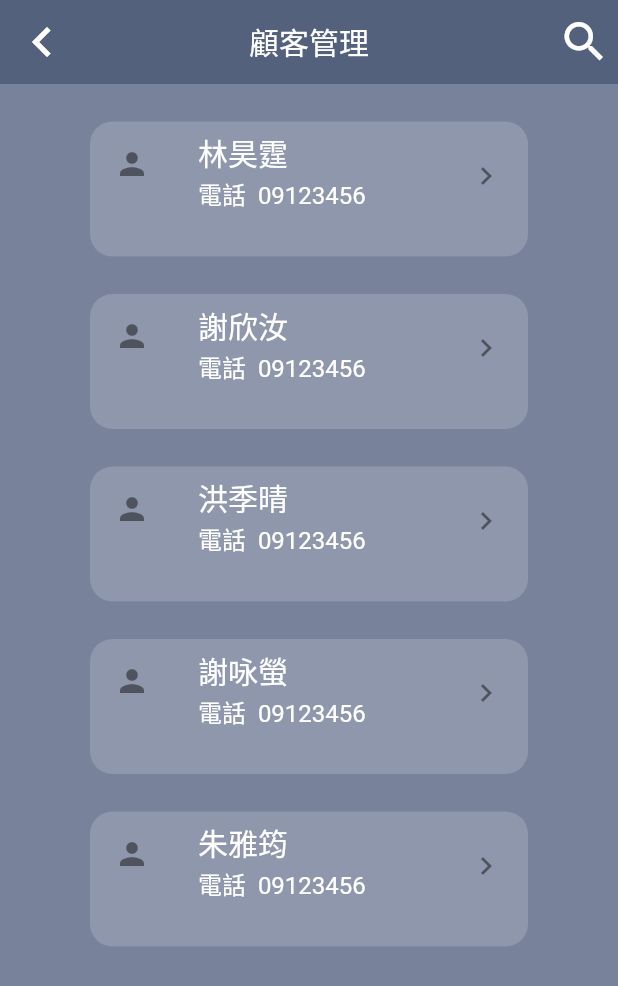
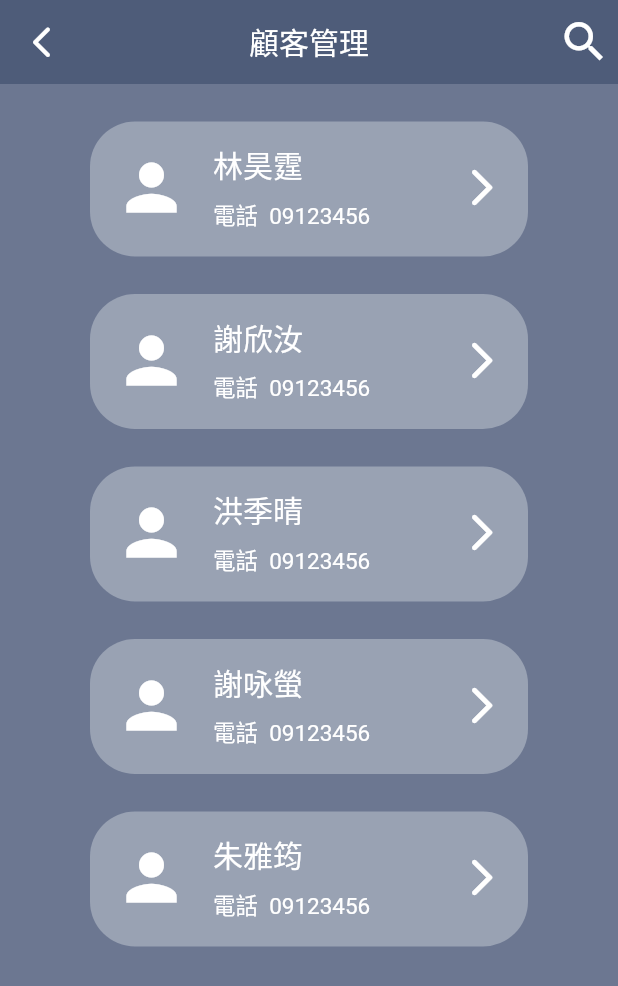
Before and after one commit to RobbyHT/ambulance_flutter, a Flutter app: the ClientData screen opened directly, on a phone screen of 412 x 824 dp. Shown: the top 986 px of the screen. Run offline on Flutter 3.47's test engine with Material 2 defaults, Android fonts, the phone set to English and light mode, and no system bars; our stand-ins replace bloc, date_format, equatable, flutter_bloc, flutter_easyloading, font_awesome_flutter and 1 more; accounts and stored records are empty.

Commit message:
完成客戶管理首頁

```diff
--- a/lib/screens/clientdata/ClientData.dart
+++ b/lib/screens/clientdata/ClientData.dart
@@ -13,7 +13,7 @@ class ClientState extends State<ClientData> {
   Widget build(BuildContext context) {
     return SafeArea(
       child: Scaffold(
-          backgroundColor: Color.fromARGB(147, 20, 39, 79),
+          backgroundColor: Color.fromARGB(160, 20, 39, 79),
           appBar: AppBar(
             elevation: 0,
             title: Text('顧客管理', style: TextStyle(fontSize: 20)),
@@ -21,9 +21,9 @@ class ClientState extends State<ClientData> {
             backgroundColor: Color.fromARGB(147, 57, 72, 103),
             leading: IconButton(
               icon: Icon(
-                Icons.keyboard_arrow_left,
+                Icons.arrow_back_ios_rounded,
                 color: Colors.white,
-                size: 40.0,
+                size: 25.0,
               ),
               onPressed: () {},
             ),
@@ -44,22 +44,39 @@ class ClientState extends State<ClientData> {
                 Clientdata client = CLIENT_DATA[index];
                 return Container(
                   height: 90,
+                  width: double.infinity,
                   margin: EdgeInsets.only(left: 60, right: 60, top: 25),
+                  padding: EdgeInsets.symmetric(vertical: 10),
                   decoration: BoxDecoration(
-                    color: Color.fromARGB(158, 155, 164, 181),
-                    borderRadius: BorderRadius.all(Radius.circular(15)),
+                    color: Color.fromARGB(240, 155, 164, 181),
+                    borderRadius: BorderRadius.all(Radius.circular(30)),
                   ),
                   child: ListTile(
                     title: Text(
                       client.name,
-                      style: const TextStyle(fontSize: 20, color: Colors.white),
+                      style: const TextStyle(
+                        fontSize: 20,
+                        color: Colors.white,
+                      ),
                     ),
                     subtitle: Text(
                       '電話  ' + client.phone,
-                      style: const TextStyle(fontSize: 16, color: Colors.white),
+                      style: const TextStyle(
+                        fontSize: 15,
+                        color: Colors.white,
+                        height: 2.0,
+                      ),
                     ),
-                    leading: Icon(Icons.person),
-                    trailing: Icon(Icons.keyboard_arrow_right),
+                    leading: Icon(
+                      Icons.person,
+                      size: 50,
+                      color: Colors.white,
+                    ),
+                    trailing: Icon(
+                      Icons.arrow_forward_ios_rounded,
+                      size: 30,
+                      color: Colors.white,
+                    ),
                   ),
                 );
               })
```
